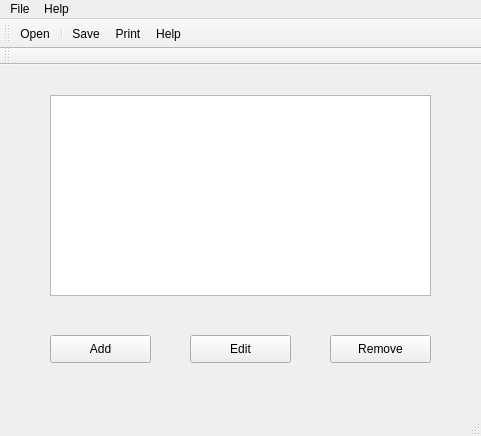
Before: the Qt Designer form worksheet5/exercise2/mainwindow.ui in woranank/2020_20310814, drawn with Qt 5.
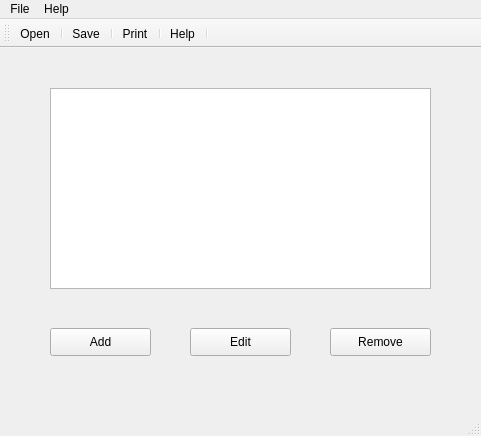
After: the same form once the commit is applied. Icons and pictures are not drawn.

The edit to the form file:
```diff
--- a/worksheet5/exercise2/mainwindow.ui
+++ b/worksheet5/exercise2/mainwindow.ui
@@ -18,7 +18,7 @@
     <property name="geometry">
      <rect>
       <x>50</x>
-      <y>30</y>
+      <y>40</y>
       <width>381</width>
       <height>201</height>
      </rect>
@@ -28,7 +28,7 @@
     <property name="geometry">
      <rect>
       <x>50</x>
-      <y>270</y>
+      <y>280</y>
       <width>101</width>
       <height>28</height>
      </rect>
@@ -41,7 +41,7 @@
     <property name="geometry">
      <rect>
       <x>190</x>
-      <y>270</y>
+      <y>280</y>
       <width>101</width>
       <height>28</height>
      </rect>
@@ -54,7 +54,7 @@
     <property name="geometry">
      <rect>
       <x>330</x>
-      <y>270</y>
+      <y>280</y>
       <width>101</width>
       <height>28</height>
      </rect>
@@ -100,21 +100,13 @@
    <addaction name="action_Open"/>
    <addaction name="separator"/>
    <addaction name="action_Save"/>
+   <addaction name="separator"/>
    <addaction name="actionPrint"/>
+   <addaction name="separator"/>
    <addaction name="actionHelp"/>
+   <addaction name="separator"/>
   </widget>
   <widget class="QStatusBar" name="statusBar"/>
-  <widget class="QToolBar" name="toolBar">
-   <property name="windowTitle">
-    <string>toolBar</string>
-   </property>
-   <attribute name="toolBarArea">
-    <enum>TopToolBarArea</enum>
-   </attribute>
-   <attribute name="toolBarBreak">
-    <bool>true</bool>
-   </attribute>
-  </widget>
   <action name="action_Open">
    <property name="icon">
     <iconset>
```
